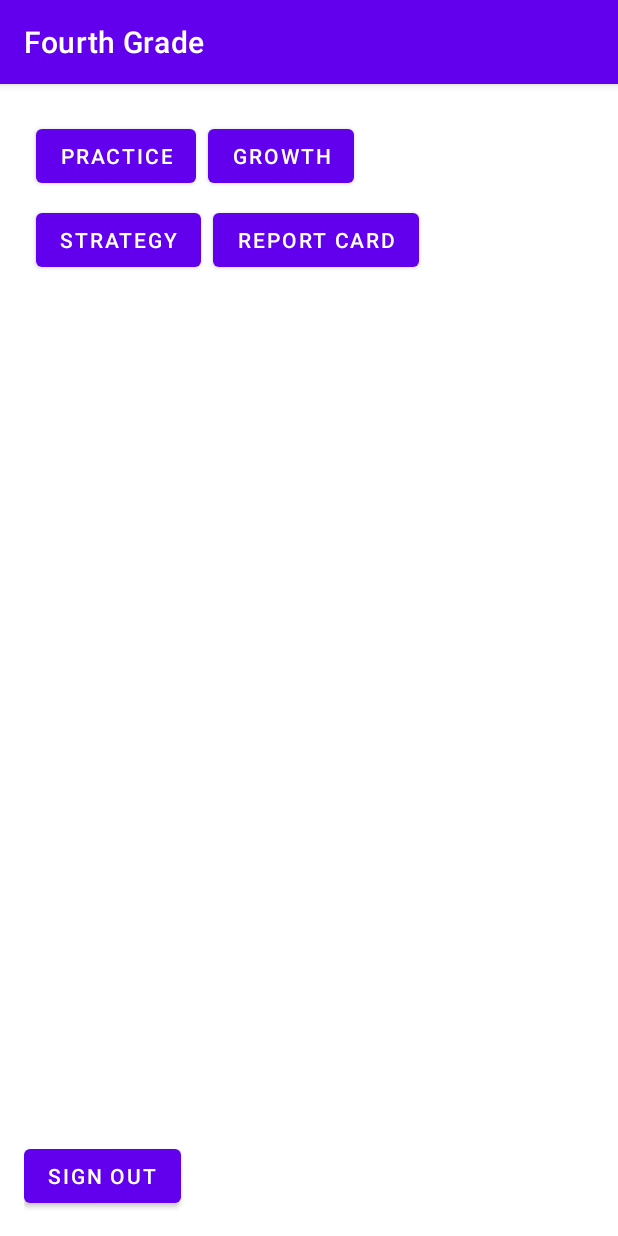
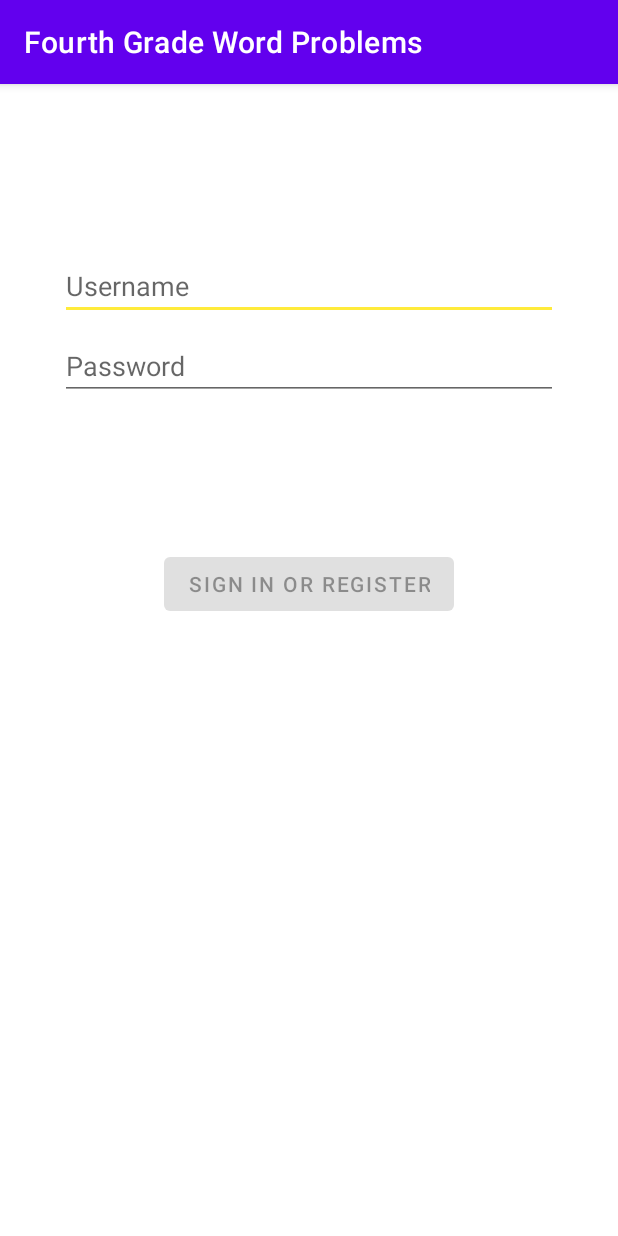
Before and after one commit to jinglebiscuits/fourth-grade-word-problems, an Android app: the screen it shows after launch (MainActivity), on a phone screen of 412 x 824 dp. Run offline under Robolectric (Android 15) with nearby library versions, the phone set to English and light mode, and no system bars.

Commit message:
added fake login screen

```diff
--- a/app/src/main/java/com/completewordproblems/fourthgrade/fragments/MyNavigationFragment.kt
+++ b/app/src/main/java/com/completewordproblems/fourthgrade/fragments/MyNavigationFragment.kt
@@ -7,6 +7,7 @@
 import android.widget.Button
 import androidx.fragment.app.Fragment
 import androidx.navigation.findNavController
+import androidx.navigation.fragment.findNavController
 import com.completewordproblems.fourthgrade.R
 import com.completewordproblems.fourthgrade.Wizard
 
@@ -31,6 +32,9 @@
             param1 = it.getString(ARG_PARAM1)
             param2 = it.getString(ARG_PARAM2)
         }
+        if (Wizard.currentStudent == null) {
+            findNavController().navigate(R.id.action_myNavigationFragment_to_loginFragment)
+        }
     }
 
     override fun onCreateView(
@@ -49,6 +53,9 @@
         view.findViewById<Button>(R.id.strategy_button).setOnClickListener {
             view.findNavController()
                 .navigate(R.id.action_myNavigationFragment_to_strategyAlgorithmFragment)
+        }
+        view.findViewById<Button>(R.id.sign_out_button).setOnClickListener {
+            view.findNavController().navigate(R.id.action_myNavigationFragment_to_loginFragment)
         }
         return view
     }
--- a/app/src/main/java/com/completewordproblems/fourthgrade/fragments/StrategyAlgorithmFragment.kt
+++ b/app/src/main/java/com/completewordproblems/fourthgrade/fragments/StrategyAlgorithmFragment.kt
@@ -51,7 +51,7 @@
             //SW temporary hack. remove
             Wizard.onLogin("Scott")
 
-            Wizard.currentStudent.strategies = usedStrategiesListAdapter.stragiesToUse
+            Wizard.currentStudent?.strategies = usedStrategiesListAdapter.stragiesToUse
         }
         return view
     }
--- /dev/null
+++ b/app/src/main/java/com/completewordproblems/fourthgrade/fragments/ui/login/LoginFragment.kt
@@ -0,0 +1,119 @@
+package com.completewordproblems.fourthgrade.fragments.ui.login
+
+import android.os.Bundle
+import android.text.Editable
+import android.text.TextWatcher
+import android.view.LayoutInflater
+import android.view.View
+import android.view.ViewGroup
+import android.view.inputmethod.EditorInfo
+import android.widget.Button
+import android.widget.EditText
+import android.widget.ProgressBar
+import android.widget.Toast
+import androidx.annotation.StringRes
+import androidx.fragment.app.Fragment
+import androidx.lifecycle.Observer
+import androidx.lifecycle.ViewModelProvider
+import androidx.navigation.fragment.findNavController
+import com.completewordproblems.fourthgrade.R
+import com.completewordproblems.fourthgrade.Wizard
+
+class LoginFragment : Fragment() {
+
+    private lateinit var loginViewModel: LoginViewModel
+
+    override fun onCreateView(
+        inflater: LayoutInflater,
+        container: ViewGroup?,
+        savedInstanceState: Bundle?
+    ): View? {
+        return inflater.inflate(R.layout.fragment_login, container, false)
+    }
+
+    override fun onViewCreated(view: View, savedInstanceState: Bundle?) {
+        super.onViewCreated(view, savedInstanceState)
+        loginViewModel = ViewModelProvider(this, LoginViewModelFactory())
+            .get(LoginViewModel::class.java)
+
+        val usernameEditText = view.findViewById<EditText>(R.id.username)
+        val passwordEditText = view.findViewById<EditText>(R.id.password)
+        val loginButton = view.findViewById<Button>(R.id.login)
+        val loadingProgressBar = view.findViewById<ProgressBar>(R.id.loading)
+
+        loginViewModel.loginFormState.observe(viewLifecycleOwner,
+            Observer { loginFormState ->
+                if (loginFormState == null) {
+                    return@Observer
+                }
+                loginButton.isEnabled = loginFormState.isDataValid
+                loginFormState.usernameError?.let {
+                    usernameEditText.error = getString(it)
+                }
+                loginFormState.passwordError?.let {
+                    passwordEditText.error = getString(it)
+                }
+            })
+
+        loginViewModel.loginResult.observe(viewLifecycleOwner,
+            Observer { loginResult ->
+                loginResult ?: return@Observer
+                loadingProgressBar.visibility = View.GONE
+                loginResult.error?.let {
+                    showLoginFailed(it)
+                }
+                loginResult.success?.let {
+                    updateUiWithUser(it)
+                }
+            })
+
+        val afterTextChangedListener = object : TextWatcher {
+            override fun beforeTextChanged(s: CharSequence, start: Int, count: Int, after: Int) {
+                // ignore
+            }
+
+            override fun onTextChanged(s: CharSequence, start: Int, before: Int, count: Int) {
+                // ignore
+            }
+
+            override fun afterTextChanged(s: Editable) {
+                loginViewModel.loginDataChanged(
+                    usernameEditText.text.toString(),
+                    passwordEditText.text.toString()
+                )
+            }
+        }
+        usernameEditText.addTextChangedListener(afterTextChangedListener)
+        passwordEditText.addTextChangedListener(afterTextChangedListener)
+        passwordEditText.setOnEditorActionListener { _, actionId, _ ->
+            if (actionId == EditorInfo.IME_ACTION_DONE) {
+                loginViewModel.login(
+                    usernameEditText.text.toString(),
+                    passwordEditText.text.toString()
+                )
+            }
+            false
+        }
+
+        loginButton.setOnClickListener {
+            loadingProgressBar.visibility = View.VISIBLE
+            loginViewModel.login(
+                usernameEditText.text.toString(),
+                passwordEditText.text.toString()
+            )
+        }
+    }
+
+    private fun updateUiWithUser(model: LoggedInUserView) {
+        Wizard.onLogin(model.displayName)
+        val welcome = getString(R.string.welcome) + model.displayName
+        val appContext = context?.applicationContext ?: return
+        Toast.makeText(appContext, welcome, Toast.LENGTH_LONG).show()
+        findNavController().navigate(R.id.action_loginFragment_to_myNavigationFragment)
+    }
+
+    private fun showLoginFailed(@StringRes errorString: Int) {
+        val appContext = context?.applicationContext ?: return
+        Toast.makeText(appContext, errorString, Toast.LENGTH_LONG).show()
+    }
+}
--- /dev/null
+++ b/app/src/main/java/com/completewordproblems/fourthgrade/fragments/ui/login/LoginViewModel.kt
@@ -0,0 +1,50 @@
+package com.completewordproblems.fourthgrade.fragments.ui.login
+
+import androidx.lifecycle.LiveData
+import androidx.lifecycle.MutableLiveData
+import androidx.lifecycle.ViewModel
+import com.completewordproblems.fourthgrade.R
+import com.completewordproblems.fourthgrade.Wizard
+import com.completewordproblems.fourthgrade.fragments.data.LoginRepository
+import com.completewordproblems.fourthgrade.fragments.data.Result
+
+class LoginViewModel(private val loginRepository: LoginRepository) : ViewModel() {
+
+    private val _loginForm = MutableLiveData<LoginFormState>()
+    val loginFormState: LiveData<LoginFormState> = _loginForm
+
+    private val _loginResult = MutableLiveData<LoginResult>()
+    val loginResult: LiveData<LoginResult> = _loginResult
+
+    fun login(username: String, password: String) {
+        // can be launched in a separate asynchronous job
+        val result = loginRepository.login(username, password)
+
+        if (result is Result.Success) {
+            _loginResult.value =
+                LoginResult(success = LoggedInUserView(displayName = result.data.displayName))
+        } else {
+            _loginResult.value = LoginResult(error = R.string.login_failed)
+        }
+    }
+
+    fun loginDataChanged(username: String, password: String) {
+        if (!isUserNameValid(username)) {
+            _loginForm.value = LoginFormState(usernameError = R.string.invalid_username)
+        } else if (!isPasswordValid(password)) {
+            _loginForm.value = LoginFormState(passwordError = R.string.invalid_password)
+        } else {
+            _loginForm.value = LoginFormState(isDataValid = true)
+        }
+    }
+
+    // A placeholder username validation check
+    private fun isUserNameValid(username: String): Boolean {
+        return username.isNotBlank()
+    }
+
+    // A placeholder password validation check
+    private fun isPasswordValid(password: String): Boolean {
+        return password.length > 5
+    }
+}
--- /dev/null
+++ b/app/src/main/java/com/completewordproblems/fourthgrade/fragments/ui/login/LoginViewModelFactory.kt
@@ -0,0 +1,25 @@
+package com.completewordproblems.fourthgrade.fragments.ui.login
+
+import androidx.lifecycle.ViewModel
+import androidx.lifecycle.ViewModelProvider
+import com.completewordproblems.fourthgrade.fragments.data.LoginDataSource
+import com.completewordproblems.fourthgrade.fragments.data.LoginRepository
+
+/**
+ * ViewModel provider factory to instantiate LoginViewModel.
+ * Required given LoginViewModel has a non-empty constructor
+ */
+class LoginViewModelFactory : ViewModelProvider.Factory {
+
+    @Suppress("UNCHECKED_CAST")
+    override fun <T : ViewModel> create(modelClass: Class<T>): T {
+        if (modelClass.isAssignableFrom(LoginViewModel::class.java)) {
+            return LoginViewModel(
+                loginRepository = LoginRepository(
+                    dataSource = LoginDataSource()
+                )
+            ) as T
+        }
+        throw IllegalArgumentException("Unknown ViewModel class")
+    }
+}
--- /dev/null
+++ b/app/src/main/res/layout/fragment_login.xml
@@ -0,0 +1,76 @@
+<?xml version="1.0" encoding="utf-8"?>
+<androidx.constraintlayout.widget.ConstraintLayout xmlns:android="http://schemas.android.com/apk/res/android"
+    xmlns:app="http://schemas.android.com/apk/res-auto"
+    xmlns:tools="http://schemas.android.com/tools"
+    android:id="@+id/container"
+    android:layout_width="match_parent"
+    android:layout_height="match_parent"
+    android:paddingLeft="@dimen/fragment_horizontal_margin"
+    android:paddingTop="@dimen/fragment_vertical_margin"
+    android:paddingRight="@dimen/fragment_horizontal_margin"
+    android:paddingBottom="@dimen/fragment_vertical_margin"
+    tools:context=".fragments.ui.login.LoginFragment">
+
+    <EditText
+        android:id="@+id/username"
+        android:layout_width="0dp"
+        android:layout_height="wrap_content"
+        android:layout_marginStart="24dp"
+        android:layout_marginTop="96dp"
+        android:layout_marginEnd="24dp"
+        android:hint="@string/prompt_name"
+        android:inputType="textPersonName"
+        android:selectAllOnFocus="true"
+        app:layout_constraintEnd_toEndOf="parent"
+        app:layout_constraintStart_toStartOf="parent"
+        app:layout_constraintTop_toTopOf="parent" />
+
+    <EditText
+        android:id="@+id/password"
+        android:layout_width="0dp"
+        android:layout_height="wrap_content"
+        android:layout_marginStart="24dp"
+        android:layout_marginTop="8dp"
+        android:layout_marginEnd="24dp"
+        android:hint="@string/prompt_password"
+        android:imeActionLabel="@string/action_sign_in_short"
+        android:imeOptions="actionDone"
+        android:inputType="textPassword"
+        android:selectAllOnFocus="true"
+        app:layout_constraintEnd_toEndOf="parent"
+        app:layout_constraintStart_toStartOf="parent"
+        app:layout_constraintTop_toBottomOf="@+id/username" />
+
+    <Button
+        android:id="@+id/login"
+        android:layout_width="wrap_content"
+        android:layout_height="wrap_content"
+        android:layout_gravity="start"
+        android:layout_marginStart="48dp"
+        android:layout_marginTop="16dp"
+        android:layout_marginEnd="48dp"
+        android:layout_marginBottom="64dp"
+        android:enabled="false"
+        android:text="@string/action_sign_in"
+        app:layout_constraintBottom_toBottomOf="parent"
+        app:layout_constraintEnd_toEndOf="parent"
+        app:layout_constraintStart_toStartOf="parent"
+        app:layout_constraintTop_toBottomOf="@+id/password"
+        app:layout_constraintVertical_bias="0.2" />
+
+    <ProgressBar
+        android:id="@+id/loading"
+        android:layout_width="wrap_content"
+        android:layout_height="wrap_content"
+        android:layout_gravity="center"
+        android:layout_marginStart="32dp"
+        android:layout_marginTop="64dp"
+        android:layout_marginEnd="32dp"
+        android:layout_marginBottom="64dp"
+        android:visibility="gone"
+        app:layout_constraintBottom_toBottomOf="parent"
+        app:layout_constraintEnd_toEndOf="@+id/password"
+        app:layout_constraintStart_toStartOf="@+id/password"
+        app:layout_constraintTop_toTopOf="parent"
+        app:layout_constraintVertical_bias="0.3" />
+</androidx.constraintlayout.widget.ConstraintLayout>
--- a/app/src/main/res/navigation/nav_graph.xml
+++ b/app/src/main/res/navigation/nav_graph.xml
@@ -18,6 +18,9 @@
         <action
             android:id="@+id/action_myNavigationFragment_to_strategyAlgorithmFragment"
             app:destination="@id/strategyAlgorithmFragment" />
+        <action
+            android:id="@+id/action_myNavigationFragment_to_loginFragment"
+            app:destination="@id/loginFragment" />
     </fragment>
     <fragment
         android:id="@+id/practiceFragment"
@@ -100,6 +103,15 @@
         <action
             android:id="@+id/action_practiceFragment_to_whatAreYouLookingForFragment"
             app:destination="@id/whatAreYouLookingForFragment" />
+    </fragment>
+    <fragment
+        android:id="@+id/loginFragment"
+        android:name="com.completewordproblems.fourthgrade.fragments.ui.login.LoginFragment"
+        android:label="fragment_login"
+        tools:layout="@layout/fragment_login" >
+        <action
+            android:id="@+id/action_loginFragment_to_myNavigationFragment"
+            app:destination="@id/myNavigationFragment" />
     </fragment>
     <fragment
         android:id="@+id/yourGrowthFragment"
--- a/app/src/main/res/values/dimens.xml
+++ b/app/src/main/res/values/dimens.xml
@@ -1,2 +1,6 @@
 <?xml version="1.0" encoding="utf-8"?>
-<resources></resources>
+<resources>
+    <!-- Default screen margins, per the Android Design guidelines. -->
+    <dimen name="fragment_horizontal_margin">16dp</dimen>
+    <dimen name="fragment_vertical_margin">16dp</dimen>
+</resources>
--- a/app/src/main/res/values/strings.xml
+++ b/app/src/main/res/values/strings.xml
@@ -1,5 +1,14 @@
 <resources>
-    <string name="app_name">Fourth Grade</string>
+    <string name="app_name">Fourth Grade Word Problems</string>
     <!-- TODO: Remove or change this placeholder text -->
     <string name="hello_blank_fragment">Hello blank fragment</string>
+    <!-- Strings related to login -->
+    <string name="prompt_name">Username</string>
+    <string name="prompt_password">Password</string>
+    <string name="action_sign_in">Sign in or register</string>
+    <string name="action_sign_in_short">Sign in</string>
+    <string name="welcome">"Welcome!"</string>
+    <string name="invalid_username">Not a valid username</string>
+    <string name="invalid_password">Password must be >5 characters</string>
+    <string name="login_failed">"Login failed"</string>
 </resources>
```
Also changed, not shown: app/build.gradle (+5 -2 lines), app/src/main/java/com/completewordproblems/fourthgrade/Wizard.kt (+7 -3 lines), app/src/main/java/com/completewordproblems/fourthgrade/fragments/data/LoginDataSource.kt (added, +24 -0 lines), app/src/main/java/com/completewordproblems/fourthgrade/fragments/data/LoginRepository.kt (added, +46 -0 lines), app/src/main/java/com/completewordproblems/fourthgrade/fragments/data/Result.kt (added, +18 -0 lines), app/src/main/java/com/completewordproblems/fourthgrade/fragments/data/model/LoggedInUser.kt (added, +9 -0 lines), app/src/main/java/com/completewordproblems/fourthgrade/fragments/ui/login/LoggedInUserView.kt (added, +9 -0 lines), app/src/main/java/com/completewordproblems/fourthgrade/fragments/ui/login/LoginFormState.kt (added, +10 -0 lines), app/src/main/java/com/completewordproblems/fourthgrade/fragments/ui/login/LoginResult.kt (added, +9 -0 lines).
